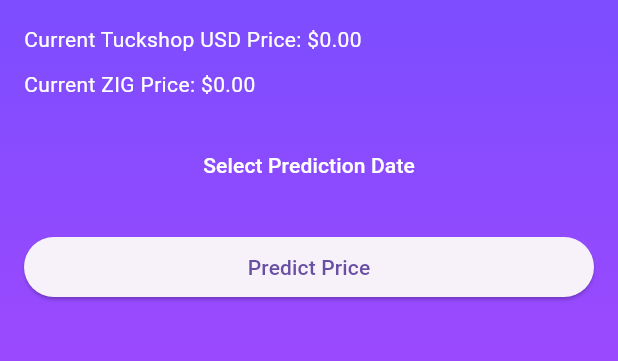
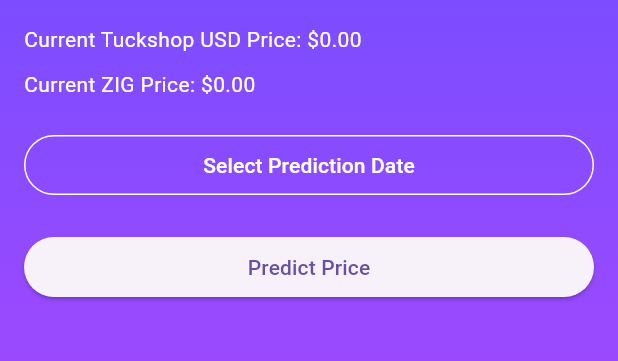
Before and after one commit to zimnhashman/price_prediction_app, a Flutter app: the PricePredictionPage screen opened directly with empty values, on a phone screen of 412 x 824 dp, the part 84-445 px from its top. Run offline on Flutter 3.47's test engine with Material 3 defaults, Android fonts, the phone set to English and light mode, and no system bars; our stand-ins replace page_transition, syncfusion_flutter_charts; network calls fail.

Commit message:
feat: UI Fix

```diff
--- a/lib/screens/price_prediction_screen.dart
+++ b/lib/screens/price_prediction_screen.dart
@@ -121,8 +121,11 @@
                   style: const TextStyle(color: Colors.white),
                 ),
                 const SizedBox(height: 20),
-                TextButton(
+                OutlinedButton(
                   onPressed: _selectDate,
+                  style: OutlinedButton.styleFrom(
+                    side: const BorderSide(color: Colors.white),
+                  ),
                   child: Text(
                     _selectedDate?.toIso8601String() ?? 'Select Prediction Date',
                     style: const TextStyle(color: Colors.white),
```
